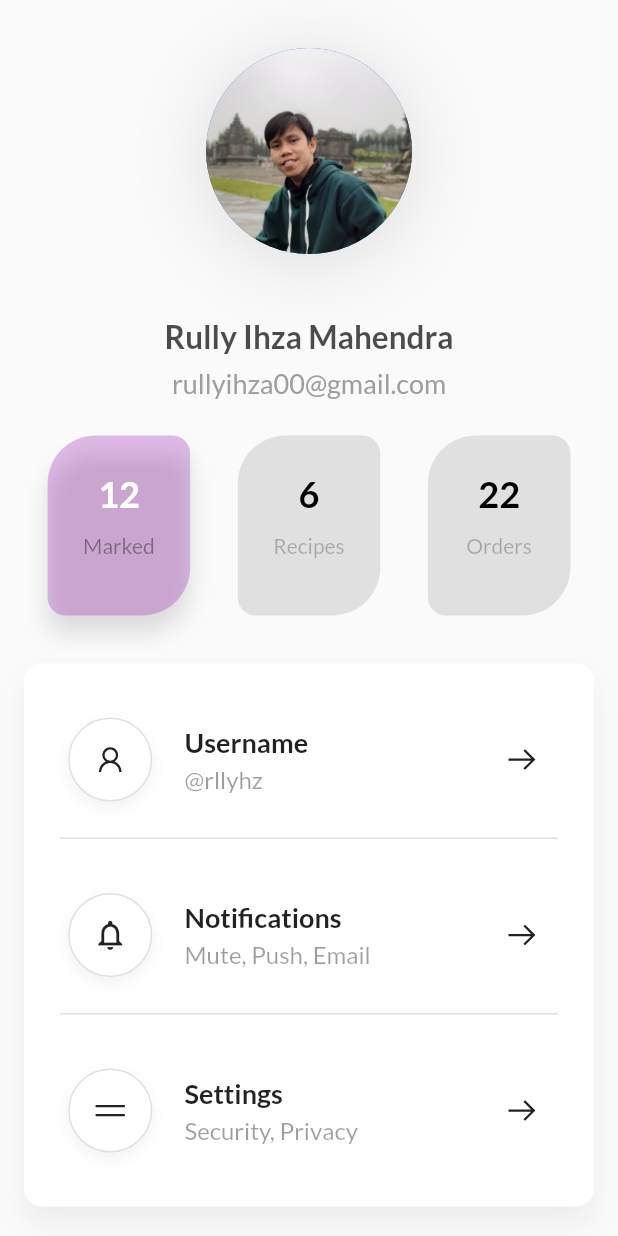
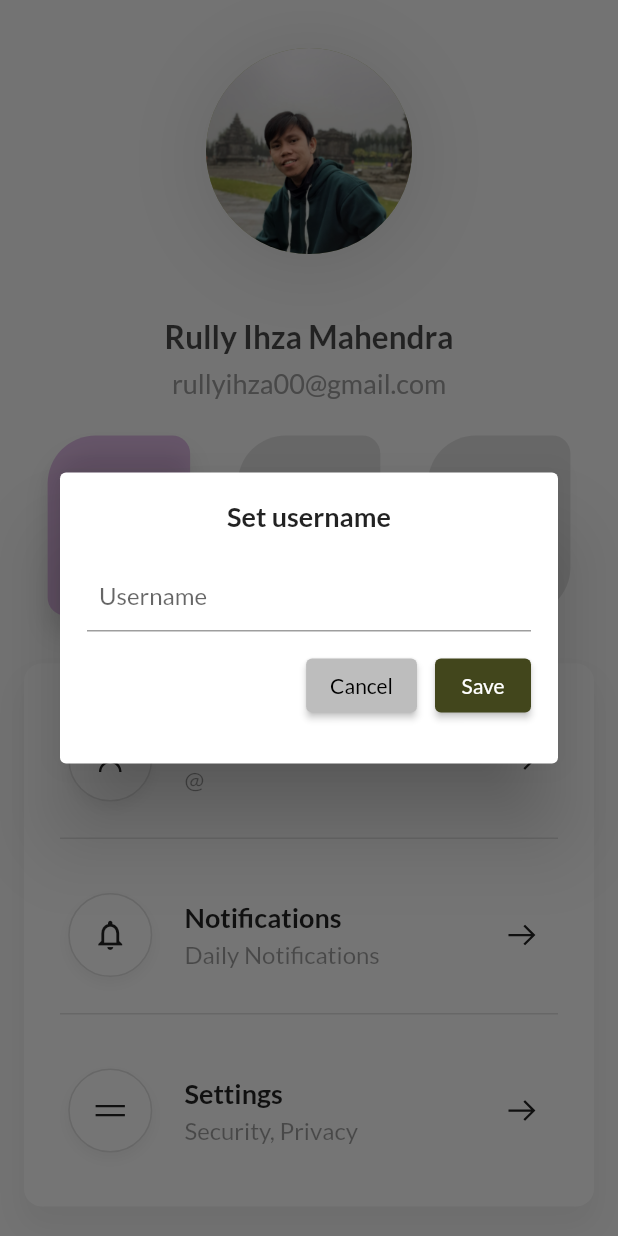
Before and after one commit to rllyhz/FoodUApp-flutter-fundamental-Dicoding, a Flutter app: the ProfilePage widget shown alone on an empty page, opened directly, after a tap on "Username", on a phone screen of 412 x 824 dp. Run offline on Flutter 3.47's test engine with Material 2 defaults, Android fonts, the phone set to English and light mode, and no system bars; our stand-ins replace flutter_rating_bar, flutter_svg, fluttertoast, google_fonts, google_nav_bar, line_icons and 1 more; accounts and stored records are empty; network calls fail.

Commit message:
Updating notification_settings_page.dart file

```diff
--- a/lib/pages/profile_page.dart
+++ b/lib/pages/profile_page.dart
@@ -1,18 +1,18 @@
 import 'package:flutter/material.dart';
+import 'package:fluttertoast/fluttertoast.dart';
 import 'package:line_icons/line_icons.dart';
+import 'package:provider/provider.dart';
+import 'package:restaurant_app/pages/notification_settings.dart';
+import 'package:restaurant_app/provider/preferences_provider.dart';
+import 'package:restaurant_app/utils/constants.dart';
 
-class ProfilePage extends StatefulWidget {
+class ProfilePage extends StatelessWidget {
   const ProfilePage({Key? key}) : super(key: key);
 
   @override
-  _ProfilePageState createState() => _ProfilePageState();
-}
-
-class _ProfilePageState extends State<ProfilePage> {
-  int _selectedCardInfoIndex = 0;
-
-  @override
   Widget build(BuildContext context) {
+    return Consumer<PreferencesProvider>(
+      builder: (ctx, provider, _) {
         return Container(
           child: ListView(
             physics: ClampingScrollPhysics(),
@@ -30,6 +30,7 @@ class _ProfilePageState extends State<ProfilePage> {
                         color: Colors.black12),
                   ]),
                   child: CircleAvatar(
+                    backgroundColor: lightGreen,
                     backgroundImage: AssetImage('assets/profile_pic.jpg'),
                   ),
                 ),
@@ -59,43 +60,58 @@ class _ProfilePageState extends State<ProfilePage> {
                 children: [
                   _buildCardInfoUI(
                     context,
+                    provider,
                     0,
                     'Marked',
                     12,
-                _selectedCardInfoIndex == 0
+                    provider.seletedCardInfoIndex == 0
                         ? Colors.purple.withOpacity(0.3)
                         : Colors.grey.shade300,
-                _selectedCardInfoIndex == 0 ? Colors.black38 : Colors.black26,
-                _selectedCardInfoIndex == 0 ? Colors.white : Colors.black,
-                _selectedCardInfoIndex == 0
+                    provider.seletedCardInfoIndex == 0
+                        ? Colors.black38
+                        : Colors.black26,
+                    provider.seletedCardInfoIndex == 0
+                        ? Colors.white
+                        : Colors.black,
+                    provider.seletedCardInfoIndex == 0
                         ? _buildSelectedShadow()
                         : _buildUnselectedShadow(),
                   ),
                   _buildCardInfoUI(
                     context,
+                    provider,
                     1,
                     'Recipes',
                     6,
-                _selectedCardInfoIndex == 1
+                    provider.seletedCardInfoIndex == 1
                         ? Colors.purple.withOpacity(0.3)
                         : Colors.grey.shade300,
-                _selectedCardInfoIndex == 1 ? Colors.black38 : Colors.black26,
-                _selectedCardInfoIndex == 1 ? Colors.white : Colors.black,
-                _selectedCardInfoIndex == 1
+                    provider.seletedCardInfoIndex == 1
+                        ? Colors.black38
+                        : Colors.black26,
+                    provider.seletedCardInfoIndex == 1
+                        ? Colors.white
+                        : Colors.black,
+                    provider.seletedCardInfoIndex == 1
                         ? _buildSelectedShadow()
                         : _buildUnselectedShadow(),
                   ),
                   _buildCardInfoUI(
                     context,
+                    provider,
                     2,
                     'Orders',
                     22,
-                _selectedCardInfoIndex == 2
+                    provider.seletedCardInfoIndex == 2
                         ? Colors.purple.withOpacity(0.3)
                         : Colors.grey.shade300,
-                _selectedCardInfoIndex == 2 ? Colors.black38 : Colors.black26,
-                _selectedCardInfoIndex == 2 ? Colors.white : Colors.black,
-                _selectedCardInfoIndex == 2
+                    provider.seletedCardInfoIndex == 2
+                        ? Colors.black38
+                        : Colors.black26,
+                    provider.seletedCardInfoIndex == 2
+                        ? Colors.white
+                        : Colors.black,
+                    provider.seletedCardInfoIndex == 2
                         ? _buildSelectedShadow()
                         : _buildUnselectedShadow(),
                   ),
@@ -105,7 +121,8 @@ class _ProfilePageState extends State<ProfilePage> {
               Padding(
                 padding: const EdgeInsets.symmetric(horizontal: 16.0),
                 child: Container(
-              padding: EdgeInsets.symmetric(horizontal: 24.0, vertical: 12.0),
+                  padding:
+                      EdgeInsets.symmetric(horizontal: 24.0, vertical: 12.0),
                   decoration: BoxDecoration(
                     color: Colors.white,
                     borderRadius: BorderRadius.circular(12.0),
@@ -122,12 +139,58 @@ class _ProfilePageState extends State<ProfilePage> {
                     shrinkWrap: true,
                     children: [
                       _buildProfileMenuItem(
-                      context, 'Username', '@rllyhz', LineIcons.user),
-                  _buildProfileMenuItem(context, 'Notifications',
-                      'Mute, Push, Email', Icons.notifications_none_outlined),
-                  _buildProfileMenuItem(context, 'Settings',
-                      'Security, Privacy', LineIcons.gripLines,
-                      isLastIndex: true),
+                        context,
+                        'Username',
+                        '@' + provider.username,
+                        LineIcons.user,
+                        () {
+                          // show dialog
+                          _showInteractiveDialog(
+                            ctx,
+                            'Set username',
+                            'Save',
+                            () async {
+                              if (provider.inputController.text.isNotEmpty) {
+                                provider.saveUsername();
+                                Navigator.of(context, rootNavigator: true)
+                                    .pop();
+                              } else {
+                                Fluttertoast.showToast(
+                                  msg: 'The field should not be empty!',
+                                );
+                              }
+                            },
+                            TextField(
+                              controller: provider.inputController,
+                              decoration: InputDecoration(
+                                hintText: 'Username',
+                                contentPadding:
+                                    EdgeInsets.symmetric(horizontal: 8.0),
+                              ),
+                            ),
+                          );
+                        },
+                      ),
+                      _buildProfileMenuItem(
+                        ctx,
+                        'Notifications',
+                        'Daily Notifications',
+                        Icons.notifications_none_outlined,
+                        () {
+                          Navigator.of(context)
+                              .pushNamed(NotificationSettings.route);
+                        },
+                      ),
+                      _buildProfileMenuItem(
+                        ctx,
+                        'Settings',
+                        'Security, Privacy',
+                        LineIcons.gripLines,
+                        () {
+                          Fluttertoast.showToast(msg: "Not implemented yet!");
+                        },
+                        isLastIndex: true,
+                      ),
                     ],
                   ),
                 ),
@@ -136,13 +199,15 @@ class _ProfilePageState extends State<ProfilePage> {
             ],
           ),
         );
+      },
+    );
   }
 
-  Widget _buildProfileMenuItem(
-      BuildContext context, String title, String description, IconData iconData,
+  Widget _buildProfileMenuItem(BuildContext context, String title,
+      String description, IconData iconData, Function() onTap,
       {bool isLastIndex = false}) {
     return GestureDetector(
-      onTap: () {},
+      onTap: onTap,
       child: Container(
         padding: EdgeInsets.symmetric(vertical: 24.0),
         margin: !isLastIndex ? EdgeInsets.only(bottom: 12.0) : null,
@@ -215,6 +280,7 @@ class _ProfilePageState extends State<ProfilePage> {
 
   Widget _buildCardInfoUI(
       BuildContext context,
+      PreferencesProvider provider,
       int index,
       String label,
       int total,
@@ -224,9 +290,7 @@ class _ProfilePageState extends State<ProfilePage> {
       BoxShadow shadow) {
     return GestureDetector(
       onTap: () {
-        setState(() {
-          _selectedCardInfoIndex = index;
-        });
+        provider.setSelectedCardInfoIndex(index);
       },
       child: Container(
         width: (MediaQuery.of(context).size.width / 4) - 8.0,
@@ -257,4 +321,61 @@ class _ProfilePageState extends State<ProfilePage> {
       ),
     );
   }
+
+  void _showInteractiveDialog(
+    BuildContext context,
+    String title,
+    String actionButtonPositiveText,
+    void Function()? onButtonPositiveClick,
+    Widget inputWidget,
+  ) {
+    showDialog(
+      context: context,
+      builder: (ctx) {
+        return Dialog(
+          child: Container(
+            height: 194.0,
+            padding: const EdgeInsets.all(18.0),
+            child: Column(
+              children: [
+                Text(
+                  title,
+                  style: Theme.of(context).textTheme.headline6?.copyWith(
+                        fontSize: 18.0,
+                        fontWeight: FontWeight.bold,
+                      ),
+                ),
+                SizedBox(height: 18.0),
+                inputWidget,
+                SizedBox(height: 12.0),
+                Row(
+                  mainAxisAlignment: MainAxisAlignment.end,
+                  children: [
+                    ElevatedButton(
+                      onPressed: () {
+                        Navigator.of(context, rootNavigator: true).pop();
+                      },
+                      child: Text('Cancel'),
+                      style: ElevatedButton.styleFrom(
+                        primary: Colors.grey.shade400,
+                        onPrimary: Colors.black,
+                      ),
+                    ),
+                    SizedBox(width: 12.0),
+                    ElevatedButton(
+                      onPressed: onButtonPositiveClick,
+                      child: Text(actionButtonPositiveText),
+                      style: ElevatedButton.styleFrom(
+                        primary: darkGreen,
+                      ),
+                    ),
+                  ],
+                ),
+              ],
+            ),
+          ),
+        );
+      },
+    );
   }
+}
```
Also changed, not shown: lib/pages/notification_settings_page.dart (added, +77 -0 lines). Lines whose indentation alone changed are shown as unchanged.
